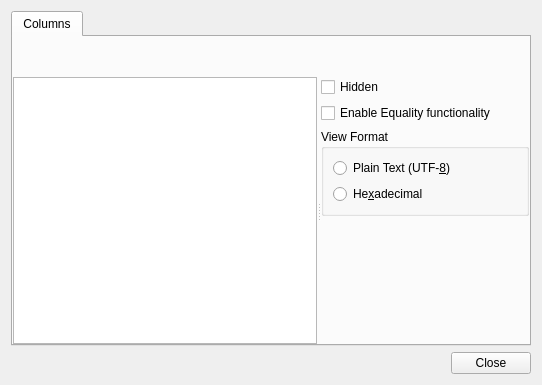
Qt form gui/tabs/packetanalyser/packetanalyseroptionsdialog.ui (metrodango/pip3line) before a commit.
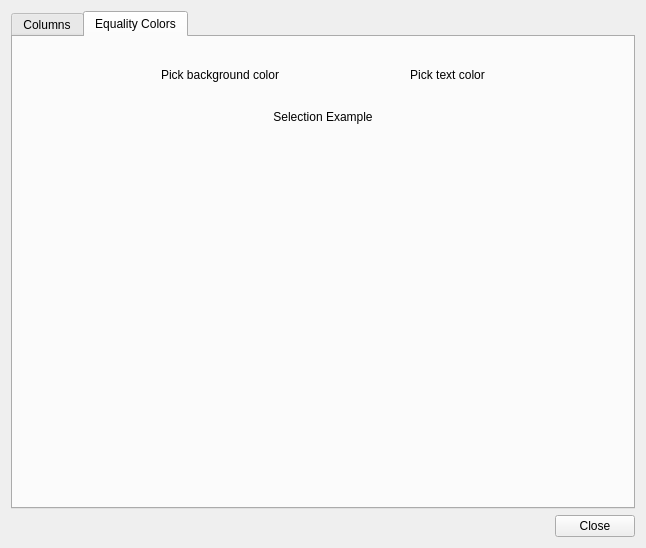
The same form after that commit. The open tabs and pages were chosen to show the change. Icons and pictures are not drawn.

The edit to the form file:
```diff
--- a/gui/tabs/packetanalyser/packetanalyseroptionsdialog.ui
+++ b/gui/tabs/packetanalyser/packetanalyseroptionsdialog.ui
@@ -15,8 +15,8 @@
    <rect>
     <x>0</x>
     <y>0</y>
-    <width>542</width>
-    <height>385</height>
+    <width>646</width>
+    <height>548</height>
    </rect>
   </property>
   <property name="sizePolicy">
@@ -30,7 +30,7 @@
   </property>
   <layout class="QVBoxLayout" name="verticalLayout">
    <item>
-    <widget class="QTabWidget" name="tabWidget">
+    <widget class="QTabWidget" name="mainTabWidget">
      <property name="currentIndex">
       <number>0</number>
      </property>
@@ -55,7 +55,7 @@
         <number>0</number>
        </property>
        <item>
-        <widget class="QWidget" name="columnWidget" native="true">
+        <widget class="QWidget" name="columnActionsWidget" native="true">
          <property name="sizePolicy">
           <sizepolicy hsizetype="Preferred" vsizetype="Maximum">
            <horstretch>0</horstretch>
@@ -120,34 +120,20 @@
         </widget>
        </item>
        <item>
-        <widget class="QSplitter" name="splitter">
-         <property name="orientation">
-          <enum>Qt::Horizontal</enum>
-         </property>
-         <widget class="QListWidget" name="colListWidget">
+        <widget class="QWidget" name="columnsWidget" native="true">
+         <layout class="QVBoxLayout" name="verticalLayout_7">
+          <item>
+           <widget class="QTableView" name="columnsTableView"/>
+          </item>
+          <item>
+           <widget class="QWidget" name="columnOptionsWidget" native="true">
           <property name="sizePolicy">
-           <sizepolicy hsizetype="Maximum" vsizetype="Expanding">
+             <sizepolicy hsizetype="Preferred" vsizetype="Maximum">
             <horstretch>0</horstretch>
             <verstretch>0</verstretch>
            </sizepolicy>
           </property>
-         </widget>
-         <widget class="QWidget" name="colOptionsWidget" native="true">
-          <layout class="QVBoxLayout" name="colOptionsLayout">
-           <item>
-            <widget class="QCheckBox" name="hiddenCheckBox">
-             <property name="text">
-              <string>Hidden</string>
-             </property>
-            </widget>
-           </item>
-           <item>
-            <widget class="QCheckBox" name="equalitycheckBox">
-             <property name="text">
-              <string>Enable Equality functionality</string>
-             </property>
-            </widget>
-           </item>
+            <layout class="QVBoxLayout" name="verticalLayout_8">
            <item>
             <widget class="QGroupBox" name="vierwFormatGroupBox">
              <property name="title">
@@ -171,9 +157,38 @@
              </layout>
             </widget>
            </item>
+             <item>
+              <widget class="QWidget" name="maxPayloadSizeWidget" native="true">
+               <layout class="QHBoxLayout" name="horizontalLayout_2">
+                <item>
+                 <widget class="QLabel" name="maxPayloadSizeLabel">
+                  <property name="text">
+                   <string>Max display size</string>
+                  </property>
+                 </widget>
+                </item>
+                <item>
+                 <widget class="QSpinBox" name="maxPayloadSizeSpinBox">
+                  <property name="toolTip">
+                   <string>Maximum data displayed from the payload in the packet table list</string>
+                  </property>
+                  <property name="minimum">
+                   <number>10</number>
+                  </property>
+                  <property name="maximum">
+                   <number>100</number>
+                  </property>
+                 </widget>
+                </item>
+               </layout>
+              </widget>
+             </item>
            <item>
             <widget class="QWidget" name="confWidget" native="true"/>
            </item>
+            </layout>
+           </widget>
+          </item>
            <item>
             <spacer name="verticalSpacer">
              <property name="orientation">
@@ -189,7 +204,80 @@
            </item>
           </layout>
          </widget>
-        </widget>
+       </item>
+      </layout>
+     </widget>
+     <widget class="QWidget" name="equalityTab">
+      <attribute name="title">
+       <string>Equality Colors</string>
+      </attribute>
+      <layout class="QVBoxLayout" name="verticalLayout_4">
+       <item>
+        <widget class="QWidget" name="equalityColorWidget" native="true">
+         <layout class="QVBoxLayout" name="verticalLayout_5">
+          <item>
+           <widget class="QWidget" name="equalityPickWidget" native="true">
+            <layout class="QHBoxLayout" name="horizontalLayout_3">
+             <item>
+              <widget class="QPushButton" name="equalityBackgroundPushButton">
+               <property name="sizePolicy">
+                <sizepolicy hsizetype="Maximum" vsizetype="Fixed">
+                 <horstretch>0</horstretch>
+                 <verstretch>0</verstretch>
+                </sizepolicy>
+               </property>
+               <property name="text">
+                <string>Pick background color</string>
+               </property>
+               <property name="flat">
+                <bool>true</bool>
+               </property>
+              </widget>
+             </item>
+             <item>
+              <widget class="QPushButton" name="equalityTextPushButton">
+               <property name="sizePolicy">
+                <sizepolicy hsizetype="Maximum" vsizetype="Fixed">
+                 <horstretch>0</horstretch>
+                 <verstretch>0</verstretch>
+                </sizepolicy>
+               </property>
+               <property name="text">
+                <string>Pick text color</string>
+               </property>
+               <property name="flat">
+                <bool>true</bool>
+               </property>
+              </widget>
+             </item>
+            </layout>
+           </widget>
+          </item>
+         </layout>
+        </widget>
+       </item>
+       <item>
+        <widget class="QLabel" name="equalityExampleLabel">
+         <property name="text">
+          <string>Selection Example</string>
+         </property>
+         <property name="alignment">
+          <set>Qt::AlignCenter</set>
+         </property>
+        </widget>
+       </item>
+       <item>
+        <spacer name="verticalSpacer_2">
+         <property name="orientation">
+          <enum>Qt::Vertical</enum>
+         </property>
+         <property name="sizeHint" stdset="0">
+          <size>
+           <width>20</width>
+           <height>40</height>
+          </size>
+         </property>
+        </spacer>
        </item>
       </layout>
      </widget>
```
Lines whose indentation alone changed are shown as unchanged.
